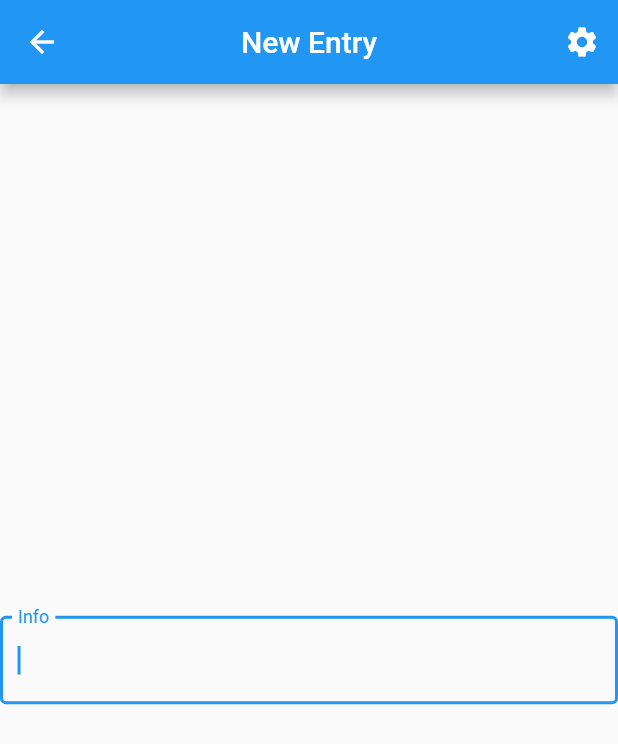
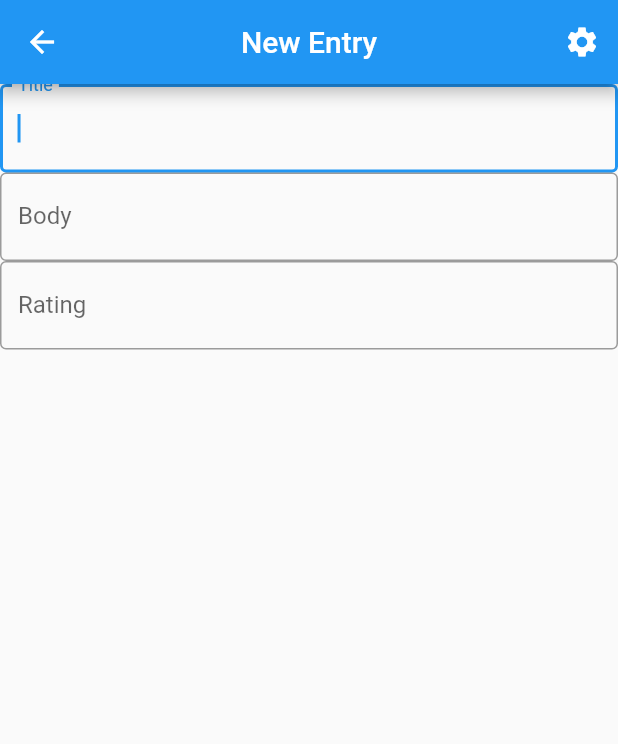
Before and after one commit to lmoyle1989/my_journal, a Flutter app: the NewEntryScreen screen opened by its route, on a phone screen of 412 x 824 dp. Shown: the top 744 px of the screen. Run offline on Flutter 3.47's test engine with Material 2 defaults, Android fonts, the phone set to English and light mode, and no system bars; our stand-ins replace shared_preferences; accounts and stored records are empty.

Commit message:
darkmode persistence added

```diff
--- a/lib/app.dart
+++ b/lib/app.dart
@@ -2,10 +2,16 @@ import 'package:flutter/material.dart';
 import 'package:my_journal/screens/new_entry_screen.dart';
 import 'package:my_journal/screens/home_screen.dart';
 import 'models/settings.dart';
+import 'package:shared_preferences/shared_preferences.dart';
 
 class App extends StatefulWidget {
-  App({Key? key, required this.title}) : super(key: key);
+  App({
+    Key? key,
+    required this.title,
+    required this.preferences,
+  }) : super(key: key);
 
+  final SharedPreferences preferences;
   final String title;
   final routes = {
     HomeScreen.routeName: (context) => const HomeScreen(),
@@ -22,12 +28,14 @@ class AppState extends State<App> {
   @override
   void initState() {
     super.initState();
-    settings = Settings(darkMode: false);
+    settings =
+        Settings(darkMode: widget.preferences.getBool('darkMode') ?? false);
   }
 
   void toggleTheme() {
     setState(() {
       settings.toggleThemeValue();
+      widget.preferences.setBool('darkMode', settings.darkMode);
     });
   }
 
--- a/lib/components/new_entry_form.dart
+++ b/lib/components/new_entry_form.dart
@@ -15,12 +15,26 @@ class _NewEntryFormState extends State<NewEntryForm> {
     return Form(
       key: formKey,
       child: Column(
-        mainAxisAlignment: MainAxisAlignment.center,
+        mainAxisAlignment: MainAxisAlignment.start,
         children: [
           TextFormField(
             autofocus: true,
             decoration: const InputDecoration(
-              labelText: "Info",
+              labelText: "Title",
+              border: OutlineInputBorder(),
+            ),
+          ),
+          TextFormField(
+            autofocus: true,
+            decoration: const InputDecoration(
+              labelText: "Body",
+              border: OutlineInputBorder(),
+            ),
+          ),
+          TextFormField(
+            autofocus: true,
+            decoration: const InputDecoration(
+              labelText: "Rating",
               border: OutlineInputBorder(),
             ),
           )
--- a/lib/main.dart
+++ b/lib/main.dart
@@ -1,8 +1,11 @@
 import 'package:flutter/material.dart';
+import 'package:shared_preferences/shared_preferences.dart';
 import 'app.dart';
 
-void main() {
+void main() async {
+  WidgetsFlutterBinding.ensureInitialized();
   runApp(App(
     title: "My Journal",
+    preferences: await SharedPreferences.getInstance(),
   ));
 }
--- a/lib/screens/home_screen.dart
+++ b/lib/screens/home_screen.dart
@@ -12,7 +12,7 @@ class HomeScreen extends StatelessWidget {
   @override
   Widget build(BuildContext context) {
     return JournalScaffold(
-      title: "List of Journal Entries",
+      title: "List of Journal Entriesss",
       actionButton: newEntryButton(context),
       body: EntryListView(),
       horizontalBody: const MasterDetailView(),
```
Also changed, not shown: pubspec.yaml (+1 -67 lines), pubspec.lock.
